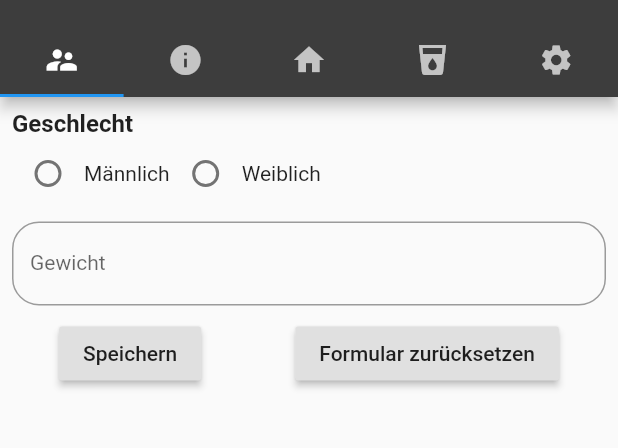
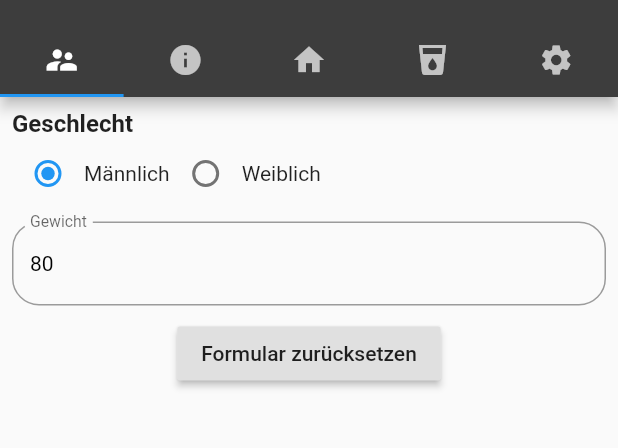
Before and after one commit to batrooxd/promillo, a Flutter app: the screen it shows after launch, on a phone screen of 412 x 824 dp, the part 59-507 px from its top. Run offline on Flutter 3.47's test engine with Material 2 defaults, Android fonts, the phone set to English and light mode, and no system bars; our stand-ins replace shared_preferences.

Commit message:
Upload nach Session mit Ingmar

```diff
--- a/lib/classes/drink.dart
+++ b/lib/classes/drink.dart
@@ -3,7 +3,7 @@ class Drink {
   String name;
   double volume; // volume percentage
   int quantity; // in milliliters
-  String time;
+  //String time;
 
   Drink({
     this.name,
@@ -11,3 +11,14 @@ class Drink {
     this.quantity,
   });
 }
+
+//Eine Trinkaktion
+
+class DrinkAction {
+  Drink drink;
+  DateTime time;
+
+  DrinkAction({this.drink}) {
+    this.time = DateTime.now();
+  }
+}
--- a/lib/tabs/permillevalue_tab/permillevalue_tab.dart
+++ b/lib/tabs/permillevalue_tab/permillevalue_tab.dart
@@ -1,4 +1,5 @@
 import 'package:flutter/material.dart';
+import 'package:intl/intl.dart';
 import 'package:provider/provider.dart';
 
 import 'package:promillo/main.dart';
@@ -56,9 +57,10 @@ class _MyPermilleValueWidget extends State<MyPermilleValueWidget> {
                   itemCount: drinklist.meineDrinkListe.length,
                   itemBuilder: (context, index) {
                     var d = drinklist.meineDrinkListe[index];
+                    String formattedTime = DateFormat('kk.mm').format(d.time);
                     return ListTile(
-                      title: Text(d.name),
-                      subtitle: Text(d.time.toString()),
+                      title: Text(d.drink.name),
+                      subtitle: Text(formattedTime),
                     );
                   },
                 ),
--- a/lib/tabs/profile_tab/profile_tab.dart
+++ b/lib/tabs/profile_tab/profile_tab.dart
@@ -1,5 +1,8 @@
 import 'package:flutter/material.dart';
-import 'package:shared_preferences/shared_preferences.dart';
+import 'package:provider/provider.dart';
+//import 'package:shared_preferences/shared_preferences.dart';
+
+import '../../main.dart';
 
 // Color Converter
 _hexToColor(String code) =>
@@ -22,37 +25,27 @@ class ProfileFormWidget extends StatefulWidget {
 }
 
 class _FormsState extends State<ProfileFormWidget> {
-  int _gender = -1;
-
-  //Submit(Raised Button)
-  _submitForm() => RaisedButton(
-        onPressed: () async {
-          print(weightController.text);
-          print(_gender);
-          var sharedPrefs = await SharedPreferences.getInstance();
-          sharedPrefs.setInt("weight", int.parse(weightController.text));
-          sharedPrefs.setInt("gender", (_gender));
-        },
-        child: Text("Speichern"),
-      );
-
   //Reset(Cancel)
-  _resetForm() => RaisedButton(
+  _resetForm(DrinkList drinkList) => RaisedButton(
       onPressed: () {
-        weightController.clear();
+        //weightController.clear();
       },
       child: Text("Formular zurücksetzen"));
 
-  _inputWeightField() => TextFormField(
+  _inputWeightField(DrinkList drinkList) => TextFormField(
         decoration: _inputDecoration("Gewicht"),
         style: _textStyle(),
         keyboardType: TextInputType.number,
-        controller: weightController,
+        initialValue: drinkList.gewicht.toString(),
+        //controller: weightController,
+        onChanged: (value) {
+          drinkList.setWeight(int.parse(value));
+        },
       );
 
   //Radio button (Gender)
   _genderRadio(
-    int _gender,
+    DrinkList drinkList,
     handleRadioValueChanged,
   ) =>
       Column(crossAxisAlignment: CrossAxisAlignment.start, children: <Widget>[
@@ -64,7 +57,7 @@ class _FormsState extends State<ProfileFormWidget> {
           children: <Widget>[
             Radio(
                 value: 0,
-                groupValue: _gender,
+                groupValue: drinkList.geschlecht,
                 onChanged: handleRadioValueChanged),
             Text(
               "Männlich",
@@ -74,7 +67,7 @@ class _FormsState extends State<ProfileFormWidget> {
             ),
             Radio(
                 value: 1,
-                groupValue: _gender,
+                groupValue: drinkList.geschlecht,
                 onChanged: handleRadioValueChanged),
             Text(
               "Weiblich",
@@ -86,35 +79,33 @@ class _FormsState extends State<ProfileFormWidget> {
         )
       ]);
 
-  final weightController = TextEditingController();
-  final genderController = TextEditingController();
+  //final weightController = TextEditingController();
 
-  void _handleRadioValueChanged(int value) {
-    setState(() {
-      this._gender = value;
-    });
-  }
+  // final genderController = TextEditingController();
 
   @override
   Widget build(BuildContext context) {
     return Scaffold(
         body: Container(
             padding: EdgeInsets.all(8.0),
-          child: ListView(
+            child: Consumer<DrinkList>(builder: (context, drinklist, _) {
+              return ListView(
                 children: <Widget>[
-              _genderRadio(_gender, _handleRadioValueChanged),
+                  _genderRadio(drinklist, (value) {
+                    drinklist.setGender(value);
+                  }),
                   SizedBox(
                     height: 8.0,
                   ),
-              _inputWeightField(),
+                  _inputWeightField(drinklist),
                   SizedBox(
                     height: 8.0,
                   ),
                   Row(
                       mainAxisAlignment: MainAxisAlignment.spaceAround,
-                  children: [_submitForm(), _resetForm()])
+                      children: [_resetForm(drinklist)])
                 ],
-          )),
               );
+            })));
   }
 }
```
Also changed, not shown: lib/functions/functions.dart (+0 -19 lines), lib/main.dart (+104 -29 lines). Lines whose indentation alone changed are shown as unchanged.
